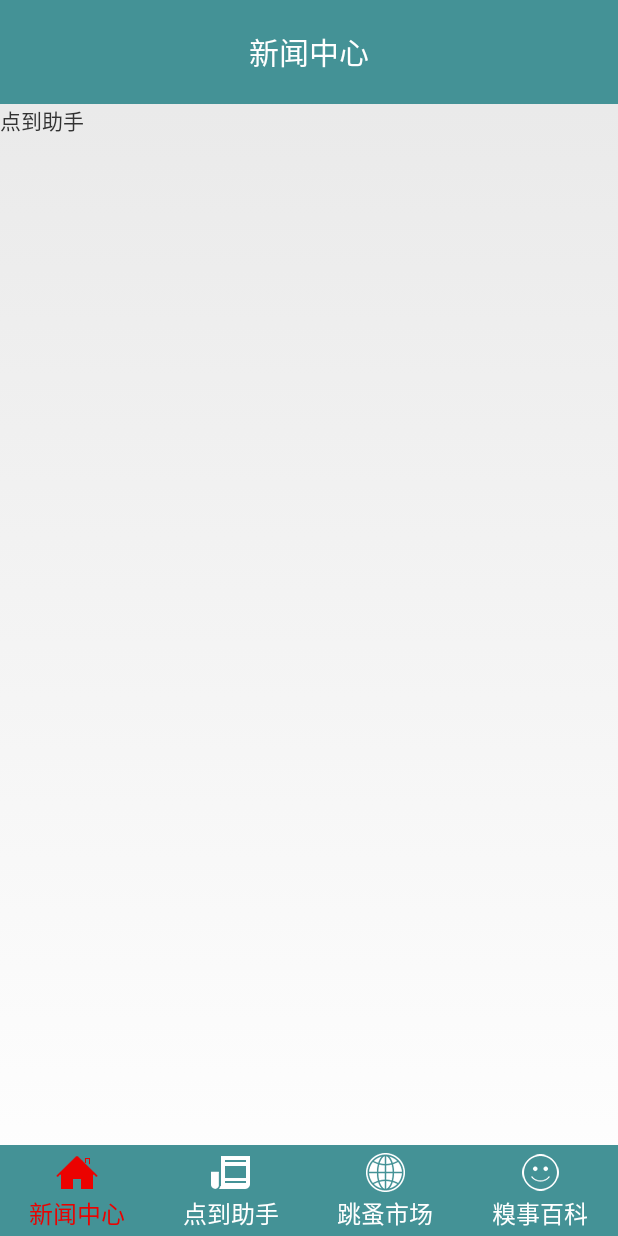
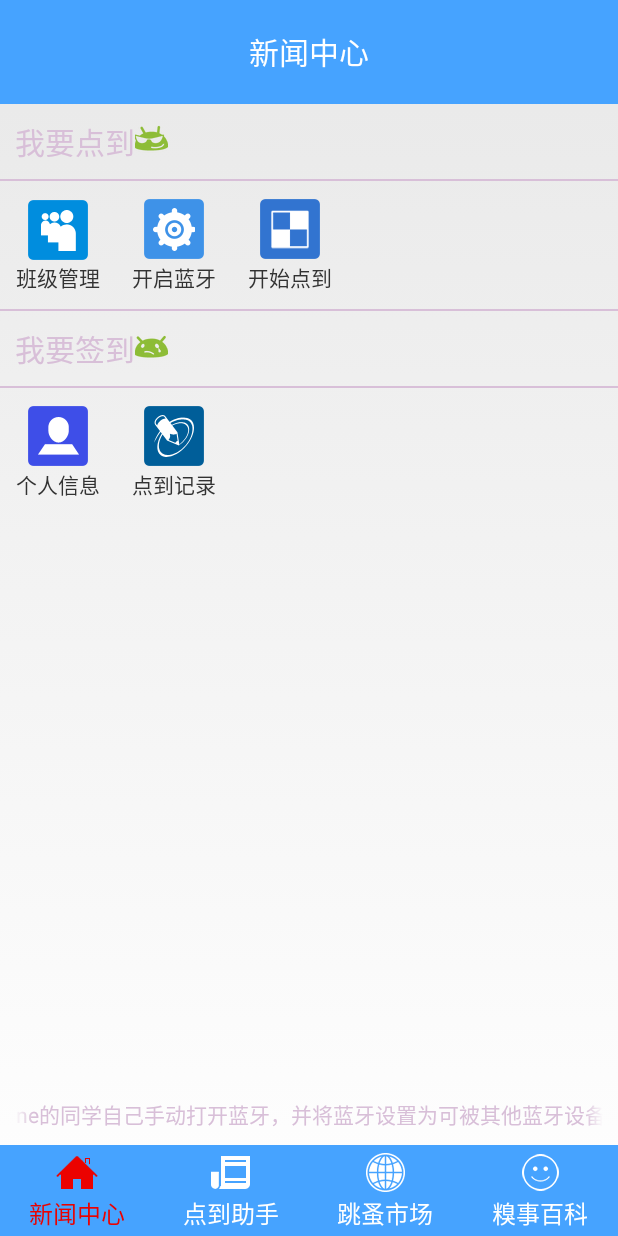
Before and after one commit to kydiwen/XcuStuAssistant, an Android app: the fragment stuClassController placed in its activity, on a phone screen of 412 x 824 dp. Run offline under Robolectric (Android 15) with nearby library versions, the phone set to English and light mode, and no system bars; our stand-ins replace Volley.

Commit message:
点到助手界面完成

```diff
--- a/app/src/main/AndroidManifest.xml
+++ b/app/src/main/AndroidManifest.xml
@@ -20,13 +20,15 @@
     <uses-permission android:name="android.permission.INTERNET"/>
     <uses-permission android:name="android.permission.MOUNT_UNMOUNT_FILESYSTEMS">
     </uses-permission>
-    <uses-permission android:name="android.permission.READ_LOGS">
-    </uses-permission>
+    <uses-permission android:name="android.permission.READ_LOGS"></uses-permission>
     <uses-permission android:name="android.permission.VIBRATE"/>
     <uses-permission android:name="android.permission.WAKE_LOCK"/>
     <uses-permission android:name="android.permission.WRITE_SETTINGS"/>
     <uses-permission android:name="android.permission.WRITE_APN_SETTINGS"/>
     <uses-permission android:name="android.permission.VIBRATE"/>
+    <!--添加蓝牙设备所需要的权限-->
+    <uses-permission android:name="android.permission.BLUETOOTH"></uses-permission>
+    <uses-permission android:name="android.permission.BLUETOOTH_ADMIN"></uses-permission>
 
     <application
         android:name=".application.MyApplication"
--- /dev/null
+++ b/app/src/main/java/xcu/stu/assistant/widget/focusTextView.java
@@ -0,0 +1,31 @@
+package xcu.stu.assistant.widget;
+
+import android.content.Context;
+import android.util.AttributeSet;
+import android.widget.TextView;
+
+/**
+ * Created by sunwenquan on 16-3-20.
+ */
+public class focusTextView extends TextView {
+    public focusTextView(Context context) {
+        super(context);
+    }
+
+    public focusTextView(Context context, AttributeSet attrs) {
+        super(context, attrs);
+    }
+
+    public focusTextView(Context context, AttributeSet attrs, int defStyleAttr) {
+        super(context, attrs, defStyleAttr);
+    }
+
+    public focusTextView(Context context, AttributeSet attrs, int defStyleAttr, int defStyleRes) {
+        super(context, attrs, defStyleAttr, defStyleRes);
+    }
+    //    始终获取焦点，实现滚动效果
+    @Override
+    public boolean isFocused() {
+        return true;
+    }
+}
--- /dev/null
+++ b/app/src/main/res/drawable/class_press_bg.xml
@@ -0,0 +1,4 @@
+<?xml version="1.0" encoding="utf-8"?>
+<selector xmlns:android="http://schemas.android.com/apk/res/android">
+    <item android:drawable="@color/main_color" android:state_pressed="true"></item>
+</selector>
--- a/app/src/main/res/layout/fragment_stu_class.xml
+++ b/app/src/main/res/layout/fragment_stu_class.xml
@@ -1,10 +1,95 @@
 <?xml version="1.0" encoding="utf-8"?>
 <LinearLayout xmlns:android="http://schemas.android.com/apk/res/android"
-              android:orientation="vertical"
               android:layout_width="match_parent"
-              android:layout_height="match_parent">
-    <TextView
-        android:layout_width="wrap_content"
+              android:layout_height="match_parent"
+              android:orientation="vertical">
+
+    <LinearLayout
+        android:layout_width="match_parent"
+        android:layout_height="0dp"
+        android:layout_weight="1"
+        android:orientation="vertical">
+
+        <TextView
+            android:layout_width="wrap_content"
+            android:layout_height="wrap_content"
+            android:drawableRight="@drawable/emo_im_cool"
+            android:gravity="center_vertical"
+            android:padding="10dp"
+            android:text="我要点到"
+            android:textColor="@color/error_color"
+            android:textSize="@dimen/big"></TextView>
+
+        <View
+            android:layout_width="match_parent"
+            android:layout_height="1dp"
+            android:background="@color/error_color"></View>
+        <!--老师点到功能-->
+        <LinearLayout
+            android:layout_width="match_parent"
+            android:layout_height="wrap_content"
+            android:gravity="center_vertical"
+            android:orientation="horizontal">
+
+            <TextView
+                style="@style/class_tv_style"
+                android:drawableTop="@drawable/myspace"
+                android:text="班级管理"></TextView>
+
+            <TextView
+                style="@style/class_tv_style"
+                android:drawableTop="@drawable/setting"
+                android:text="开启蓝牙"></TextView>
+
+            <TextView
+                style="@style/class_tv_style"
+                android:drawableTop="@drawable/delicious"
+                android:text="开始点到"></TextView>
+        </LinearLayout>
+
+        <View
+            android:layout_width="match_parent"
+            android:layout_height="1dp"
+            android:background="@color/error_color"></View>
+
+        <TextView
+            android:layout_width="wrap_content"
+            android:layout_height="wrap_content"
+            android:drawableRight="@drawable/emo_im_crying"
+            android:gravity="center_vertical"
+            android:padding="10dp"
+            android:text="我要签到"
+            android:textColor="@color/error_color"
+            android:textSize="@dimen/big"></TextView>
+
+        <View
+            android:layout_width="match_parent"
+            android:layout_height="1dp"
+            android:background="@color/error_color"></View>
+        <!--学生打开蓝牙功能并进行简单设置-->
+        <LinearLayout
+            android:layout_width="match_parent"
+            android:layout_height="wrap_content"
+            android:orientation="horizontal">
+
+            <TextView
+                style="@style/class_tv_style"
+                android:drawableTop="@drawable/person"
+                android:text="个人信息"></TextView>
+
+            <TextView
+                style="@style/class_tv_style"
+                android:drawableTop="@drawable/record"
+                android:text="点到记录"></TextView>
+        </LinearLayout>
+    </LinearLayout>
+
+    <xcu.stu.assistant.widget.focusTextView
+        android:layout_width="match_parent"
         android:layout_height="wrap_content"
-        android:text="点到助手"></TextView>
+        android:ellipsize="marquee"
+        android:padding="10dp"
+        android:singleLine="true"
+        android:text="请使用iphone的同学自己手动打开蓝牙，并将蓝牙设置为可被其他蓝牙设备发现"
+        android:textColor="@color/error_color"></xcu.stu.assistant.widget.focusTextView>
 </LinearLayout>
--- a/app/src/main/res/values/colors.xml
+++ b/app/src/main/res/values/colors.xml
@@ -5,8 +5,8 @@
     <color name="colorAccent">#FF4081</color>
     <color name="guide_button_normal">#FFFAF3</color>
     <color name="guide_button_click">#90E0CE</color>
-    //应用主色调
-    <color name="main_color">#449296</color>
+    //应用主色调#66B3FF #449296
+    <color name="main_color">#46A3FF</color>
     //选中时的颜色
     <color name="main_checked">#EB0200</color>
     //未选中时的颜色
--- a/app/src/main/res/values/styles.xml
+++ b/app/src/main/res/values/styles.xml
@@ -50,4 +50,13 @@
         <item name="android:layout_width">match_parent</item>
         <item name="android:layout_height">match_parent</item>
     </style>
+    <!--点到助手主界面样式-->
+    <style name="class_tv_style">
+        <item name="android:layout_width">wrap_content</item>
+        <item name="android:layout_height">wrap_content</item>
+        <item name="android:padding">5dp</item>
+        <item name="android:layout_margin">5dp</item>
+        <item name="android:clickable">true</item>
+        <item name="android:background">@drawable/class_press_bg</item>
+    </style>
 </resources>
```
Also changed, not shown: app/src/main/res/drawable-hdpi/delicious.png (added), app/src/main/res/drawable-hdpi/emo_im_cool.png (added), app/src/main/res/drawable-hdpi/emo_im_crying.png (added), app/src/main/res/drawable-hdpi/myspace.png (added), app/src/main/res/drawable-hdpi/person.png (added), app/src/main/res/drawable-hdpi/record.png (added), app/src/main/res/drawable-hdpi/setting.png (added), 2 other files.
